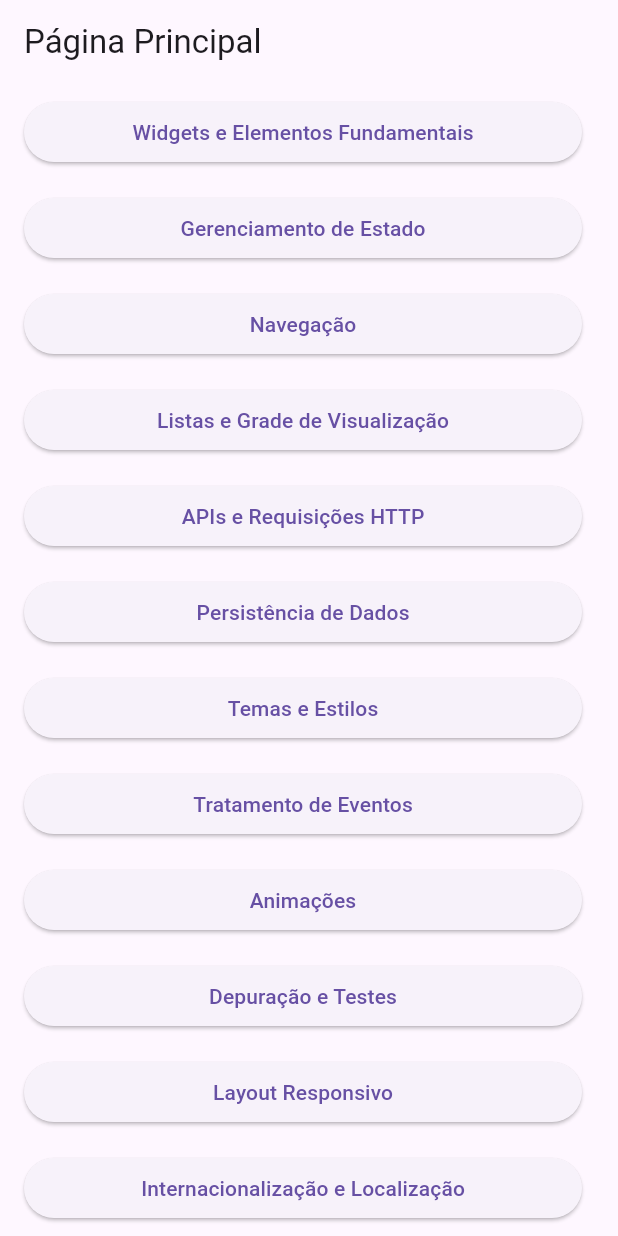
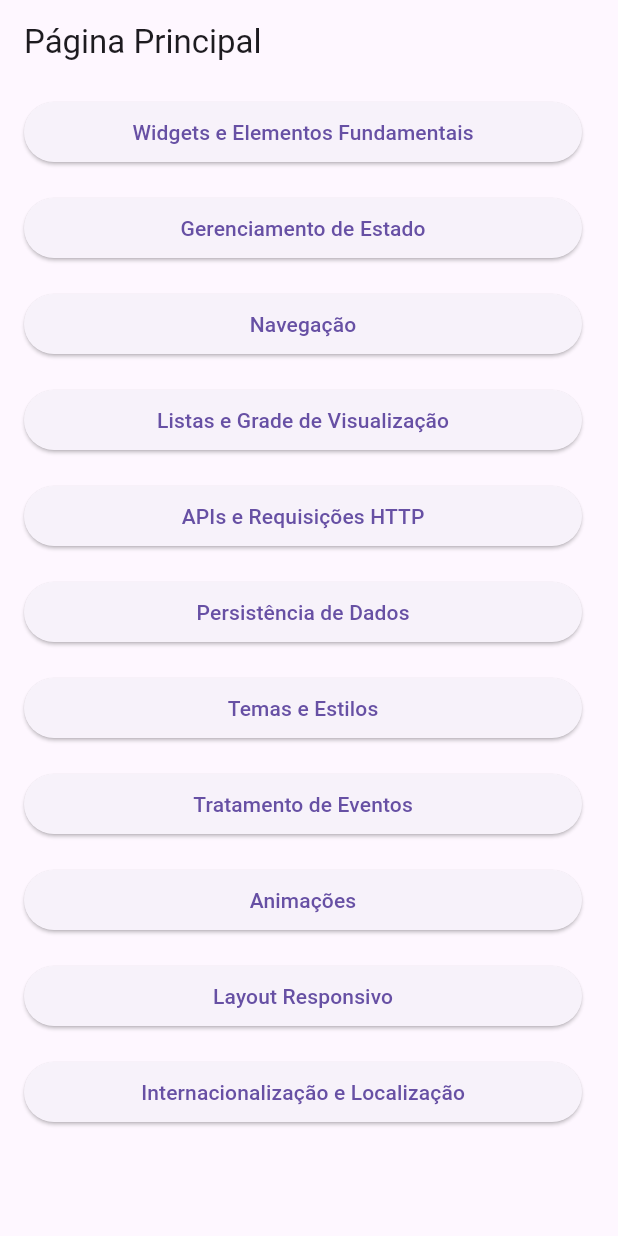
Before and after one commit to lucasmargui/flutter-concepts, a Flutter app: the screen it shows after launch, on a phone screen of 412 x 824 dp. Run offline on Flutter 3.47's test engine with Material 3 defaults, Android fonts, the phone set to English and light mode, and no system bars; our stand-ins replace flutter_colorpicker, flutter_localization, shared_preferences.

Commit message:
:fire: removing code: Remoção de botão contendo rota inexistente

```diff
--- a/lib/main.dart
+++ b/lib/main.dart
@@ -109,7 +109,6 @@ class _MyHomePageState extends State<MyHomePage> {
     RotaNome(rota: 'temas', descricao: 'Temas e Estilos'),
     RotaNome(rota: 'eventos', descricao: 'Tratamento de Eventos'),
     RotaNome(rota: 'animacoes', descricao: 'Animações'),
-    RotaNome(rota: 'depuracao', descricao: 'Depuração e Testes'),
     RotaNome(rota: 'layout', descricao: 'Layout Responsivo'),
     RotaNome(
         rota: 'internacionalizacao',
```
